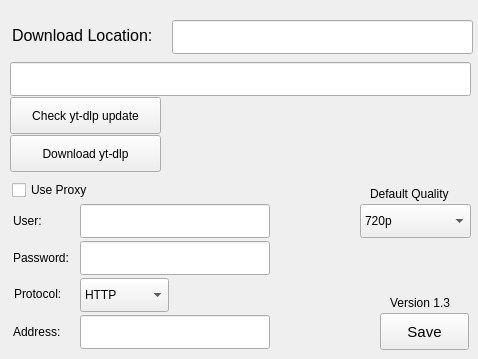
First picture: the form in settings.ui, repository hyseki777/Yet-Another-yt-dlp-Frontend, before the edit.
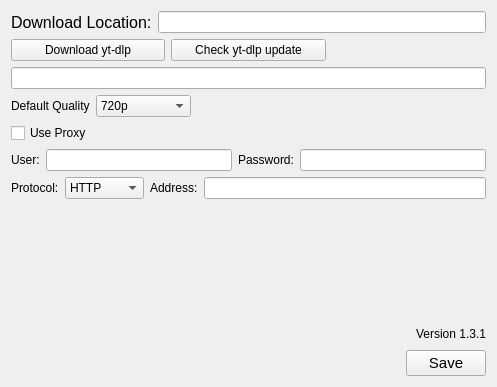
Second picture: the form after the edit.

What changed in the file:
```diff
--- a/settings.ui
+++ b/settings.ui
@@ -6,53 +6,18 @@
    <rect>
     <x>0</x>
     <y>0</y>
-    <width>478</width>
-    <height>359</height>
+    <width>497</width>
+    <height>387</height>
    </rect>
   </property>
   <property name="windowTitle">
    <string>Form</string>
   </property>
-  <widget class="QPushButton" name="save_button">
-   <property name="geometry">
-    <rect>
-     <x>380</x>
-     <y>313</y>
-     <width>89</width>
-     <height>37</height>
-    </rect>
-   </property>
-   <property name="font">
-    <font>
-     <pointsize>11</pointsize>
-    </font>
-   </property>
-   <property name="text">
-    <string>Save</string>
-   </property>
-  </widget>
-  <widget class="QLineEdit" name="dlocation_lineEdit">
-   <property name="geometry">
-    <rect>
-     <x>172</x>
-     <y>20</y>
-     <width>301</width>
-     <height>34</height>
-    </rect>
-   </property>
-   <property name="text">
-    <string/>
-   </property>
-  </widget>
+  <layout class="QVBoxLayout" name="verticalLayout">
+   <item>
+    <layout class="QHBoxLayout" name="dlocation_hLayout">
+     <item>
   <widget class="QLabel" name="label">
-   <property name="geometry">
-    <rect>
-     <x>12</x>
-     <y>20</y>
-     <width>161</width>
-     <height>31</height>
-    </rect>
-   </property>
    <property name="font">
     <font>
      <pointsize>12</pointsize>
@@ -62,162 +27,145 @@
     <string>Download Location:</string>
    </property>
   </widget>
+     </item>
+     <item>
+      <widget class="QLineEdit" name="dlocation_lineEdit"/>
+     </item>
+    </layout>
+   </item>
+   <item>
+    <layout class="QHBoxLayout" name="ytdlp_hLayout">
+     <item>
   <widget class="QPushButton" name="download_button">
-   <property name="geometry">
-    <rect>
-     <x>10</x>
-     <y>135</y>
-     <width>151</width>
-     <height>37</height>
-    </rect>
-   </property>
    <property name="text">
     <string>Download yt-dlp</string>
    </property>
   </widget>
-  <widget class="QLineEdit" name="download_lineEdit">
-   <property name="geometry">
-    <rect>
-     <x>10</x>
-     <y>62</y>
-     <width>461</width>
-     <height>34</height>
-    </rect>
-   </property>
-  </widget>
+     </item>
+     <item>
   <widget class="QPushButton" name="checkUpdate_pushButton">
-   <property name="geometry">
-    <rect>
-     <x>10</x>
-     <y>97</y>
-     <width>151</width>
-     <height>37</height>
-    </rect>
-   </property>
    <property name="text">
     <string>Check yt-dlp update</string>
    </property>
   </widget>
+     </item>
+     <item>
   <widget class="QLabel" name="update_label">
-   <property name="geometry">
-    <rect>
-     <x>230</x>
-     <y>96</y>
-     <width>241</width>
-     <height>21</height>
-    </rect>
-   </property>
    <property name="text">
     <string/>
    </property>
   </widget>
-  <widget class="QLineEdit" name="user_lineEdit">
-   <property name="geometry">
-    <rect>
-     <x>80</x>
-     <y>204</y>
-     <width>190</width>
-     <height>34</height>
-    </rect>
-   </property>
-  </widget>
-  <widget class="QLineEdit" name="pass_lineEdit">
-   <property name="geometry">
-    <rect>
-     <x>80</x>
-     <y>241</y>
-     <width>190</width>
-     <height>34</height>
-    </rect>
-   </property>
-  </widget>
-  <widget class="QLineEdit" name="address_lineEdit">
-   <property name="geometry">
-    <rect>
-     <x>80</x>
-     <y>315</y>
-     <width>190</width>
-     <height>34</height>
-    </rect>
-   </property>
+     </item>
+    </layout>
+   </item>
+   <item>
+    <widget class="QLineEdit" name="download_lineEdit"/>
+   </item>
+   <item>
+    <layout class="QHBoxLayout" name="defaultQ_hLayout">
+     <item>
+      <widget class="QLabel" name="label_7">
+       <property name="text">
+        <string>Default Quality</string>
+       </property>
+      </widget>
+     </item>
+     <item>
+      <widget class="QComboBox" name="quality_cb">
+       <item>
+        <property name="text">
+         <string>720p</string>
+        </property>
+       </item>
+       <item>
+        <property name="text">
+         <string>Best Quality</string>
+        </property>
+       </item>
+       <item>
+        <property name="text">
+         <string>1080p</string>
+        </property>
+       </item>
+       <item>
+        <property name="text">
+         <string>480p</string>
+        </property>
+       </item>
+       <item>
+        <property name="text">
+         <string>360p</string>
+        </property>
+       </item>
+       <item>
+        <property name="text">
+         <string>240p</string>
+        </property>
+       </item>
+       <item>
+        <property name="text">
+         <string>Only Audio</string>
+        </property>
+       </item>
+      </widget>
+     </item>
+     <item>
+      <spacer name="defaultQ_hSpacer">
+       <property name="orientation">
+        <enum>Qt::Orientation::Horizontal</enum>
+       </property>
+       <property name="sizeHint" stdset="0">
+        <size>
+         <width>40</width>
+         <height>20</height>
+        </size>
+       </property>
+      </spacer>
+     </item>
+    </layout>
+   </item>
+   <item>
+    <widget class="QCheckBox" name="proxy_checkBox">
    <property name="text">
-    <string/>
-   </property>
-  </widget>
+      <string>Use Proxy</string>
+     </property>
+    </widget>
+   </item>
+   <item>
+    <layout class="QHBoxLayout" name="credentials_hLayout">
+     <item>
   <widget class="QLabel" name="label_2">
-   <property name="geometry">
-    <rect>
-     <x>13</x>
-     <y>210</y>
-     <width>61</width>
-     <height>21</height>
-    </rect>
-   </property>
    <property name="text">
     <string>User:</string>
    </property>
   </widget>
+     </item>
+     <item>
+      <widget class="QLineEdit" name="user_lineEdit"/>
+     </item>
+     <item>
   <widget class="QLabel" name="label_3">
-   <property name="geometry">
-    <rect>
-     <x>13</x>
-     <y>247</y>
-     <width>71</width>
-     <height>21</height>
-    </rect>
-   </property>
    <property name="text">
     <string>Password:</string>
    </property>
   </widget>
-  <widget class="QLabel" name="label_4">
-   <property name="geometry">
-    <rect>
-     <x>13</x>
-     <y>322</y>
-     <width>58</width>
-     <height>20</height>
-    </rect>
-   </property>
-   <property name="text">
-    <string>Address:</string>
-   </property>
-  </widget>
-  <widget class="QCheckBox" name="proxy_checkBox">
-   <property name="geometry">
-    <rect>
-     <x>12</x>
-     <y>179</y>
-     <width>101</width>
-     <height>22</height>
-    </rect>
-   </property>
-   <property name="text">
-    <string>Use Proxy</string>
-   </property>
-  </widget>
+     </item>
+     <item>
+      <widget class="QLineEdit" name="pass_lineEdit"/>
+     </item>
+    </layout>
+   </item>
+   <item>
+    <layout class="QHBoxLayout" name="proxy_hLayout">
+     <item>
   <widget class="QLabel" name="label_5">
-   <property name="geometry">
-    <rect>
-     <x>14</x>
-     <y>285</y>
-     <width>81</width>
-     <height>18</height>
-    </rect>
-   </property>
    <property name="text">
     <string>Protocol:</string>
    </property>
   </widget>
+     </item>
+     <item>
   <widget class="QComboBox" name="protocol_comboBox">
-   <property name="geometry">
-    <rect>
-     <x>80</x>
-     <y>278</y>
-     <width>89</width>
-     <height>34</height>
-    </rect>
-   </property>
    <item>
     <property name="text">
      <string>HTTP</string>
@@ -239,77 +187,86 @@
     </property>
    </item>
   </widget>
+     </item>
+     <item>
+      <widget class="QLabel" name="label_4">
+       <property name="text">
+        <string>Address:</string>
+       </property>
+      </widget>
+     </item>
+     <item>
+      <widget class="QLineEdit" name="address_lineEdit"/>
+     </item>
+    </layout>
+   </item>
+   <item>
+    <spacer name="vSpacer">
+     <property name="orientation">
+      <enum>Qt::Orientation::Vertical</enum>
+     </property>
+     <property name="sizeHint" stdset="0">
+      <size>
+       <width>20</width>
+       <height>40</height>
+      </size>
+     </property>
+    </spacer>
+   </item>
+   <item>
+    <layout class="QHBoxLayout" name="bottom_hLayout">
+     <item>
+      <spacer name="bottom_hSpacer">
+       <property name="orientation">
+        <enum>Qt::Orientation::Horizontal</enum>
+       </property>
+       <property name="sizeHint" stdset="0">
+        <size>
+         <width>40</width>
+         <height>20</height>
+        </size>
+       </property>
+      </spacer>
+     </item>
+     <item>
   <widget class="QLabel" name="label_6">
-   <property name="geometry">
-    <rect>
-     <x>390</x>
-     <y>294</y>
-     <width>81</width>
-     <height>18</height>
-    </rect>
-   </property>
    <property name="text">
-    <string>Version 1.3</string>
-   </property>
-  </widget>
-  <widget class="QLabel" name="label_7">
-   <property name="geometry">
-    <rect>
-     <x>370</x>
-     <y>178</y>
-     <width>101</width>
-     <height>31</height>
-    </rect>
-   </property>
-   <property name="text">
-    <string>Default Quality</string>
-   </property>
-  </widget>
-  <widget class="QComboBox" name="quality_cb">
-   <property name="geometry">
-    <rect>
-     <x>360</x>
-     <y>204</y>
-     <width>111</width>
-     <height>34</height>
-    </rect>
-   </property>
-   <item>
-    <property name="text">
-     <string>720p</string>
-    </property>
-   </item>
-   <item>
-    <property name="text">
-     <string>Best Quality</string>
-    </property>
+        <string>Version 1.3.1</string>
+       </property>
+      </widget>
+     </item>
+    </layout>
    </item>
    <item>
-    <property name="text">
-     <string>1080p</string>
-    </property>
-   </item>
+    <layout class="QHBoxLayout" name="save_hLayout">
    <item>
-    <property name="text">
-     <string>480p</string>
-    </property>
-   </item>
-   <item>
-    <property name="text">
-     <string>360p</string>
-    </property>
+      <spacer name="save_hSpacer">
+       <property name="orientation">
+        <enum>Qt::Orientation::Horizontal</enum>
+       </property>
+       <property name="sizeHint" stdset="0">
+        <size>
+         <width>40</width>
+         <height>20</height>
+        </size>
+       </property>
+      </spacer>
    </item>
    <item>
-    <property name="text">
-     <string>240p</string>
-    </property>
-   </item>
-   <item>
+      <widget class="QPushButton" name="save_button">
+       <property name="font">
+        <font>
+         <pointsize>11</pointsize>
+        </font>
+       </property>
     <property name="text">
-     <string>Only Audio</string>
-    </property>
-   </item>
-  </widget>
+        <string>Save</string>
+       </property>
+      </widget>
+     </item>
+    </layout>
+   </item>
+  </layout>
  </widget>
  <resources/>
  <connections/>
```
Lines whose indentation alone changed are shown as unchanged.
